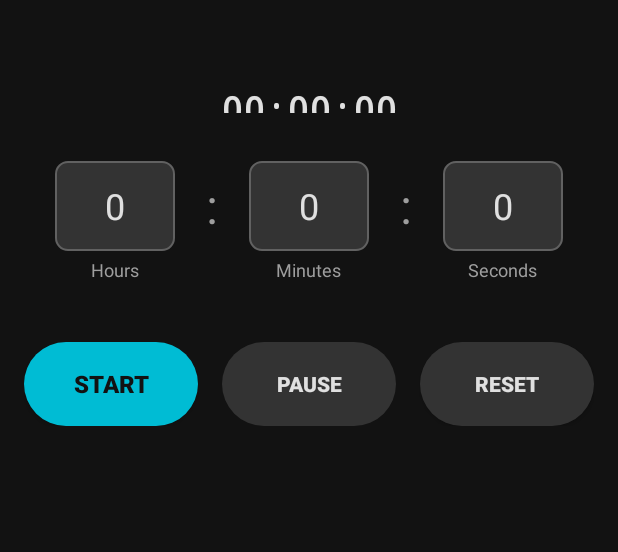
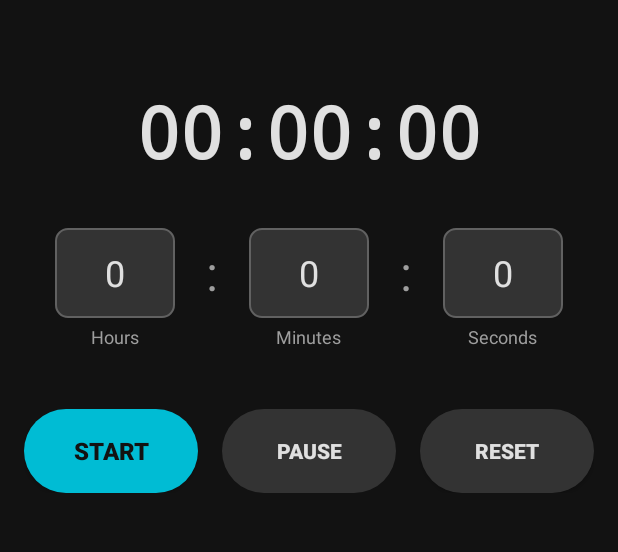
Before and after one commit to jnetai-clawbot/StopWatch, an Android app: the screen it shows after launch (MainActivity), tab 2 chosen, on a phone screen of 412 x 824 dp, the part 156-708 px from its top. Run offline under Robolectric (Android 15) with nearby library versions, the light colour scheme and no system bars; 1 statement that could not run was skipped.

Commit message:
v1.0.19: Fix time display getting cut off vertically
- Changed stopwatch and countdown time TextViews to fixed 64dp height
- Prevents autoSizeTextType from collapsing height and clipping text

```diff
--- a/app/build.gradle
+++ b/app/build.gradle
@@ -11,8 +11,8 @@ android {
         applicationId "com.jnetai.stopwatch"
         minSdk 26
         targetSdk 34
-        versionCode 18
-        versionName "1.0.18"
+        versionCode 19
+        versionName "1.0.19"
 
         testInstrumentationRunner "androidx.test.runner.AndroidJUnitRunner"
         vectorDrawables {
--- a/app/src/main/res/layout/fragment_countdown.xml
+++ b/app/src/main/res/layout/fragment_countdown.xml
@@ -10,7 +10,7 @@
     <TextView
         android:id="@+id/tv_countdown_time"
         android:layout_width="match_parent"
-        android:layout_height="wrap_content"
+        android:layout_height="64dp"
         android:layout_marginStart="8dp"
         android:layout_marginTop="40dp"
         android:layout_marginEnd="8dp"
--- a/app/src/main/res/layout/fragment_stopwatch.xml
+++ b/app/src/main/res/layout/fragment_stopwatch.xml
@@ -10,7 +10,7 @@
     <TextView
         android:id="@+id/tv_stopwatch_time"
         android:layout_width="match_parent"
-        android:layout_height="wrap_content"
+        android:layout_height="64dp"
         android:layout_marginStart="8dp"
         android:layout_marginTop="60dp"
         android:layout_marginEnd="8dp"
```
